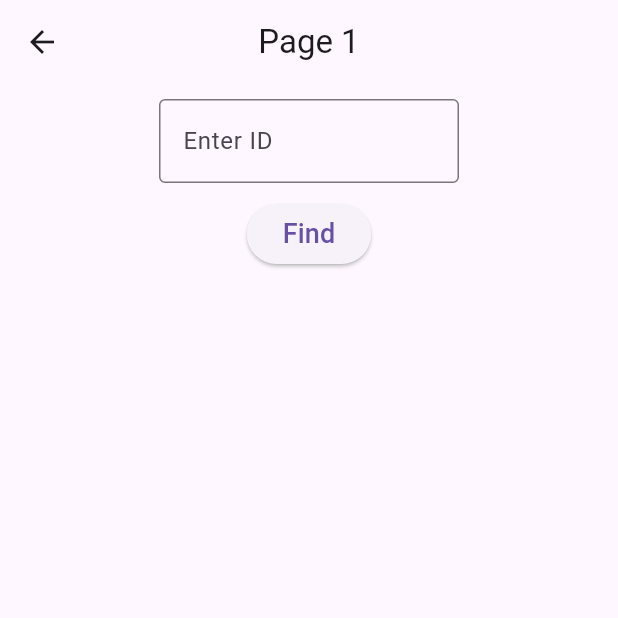
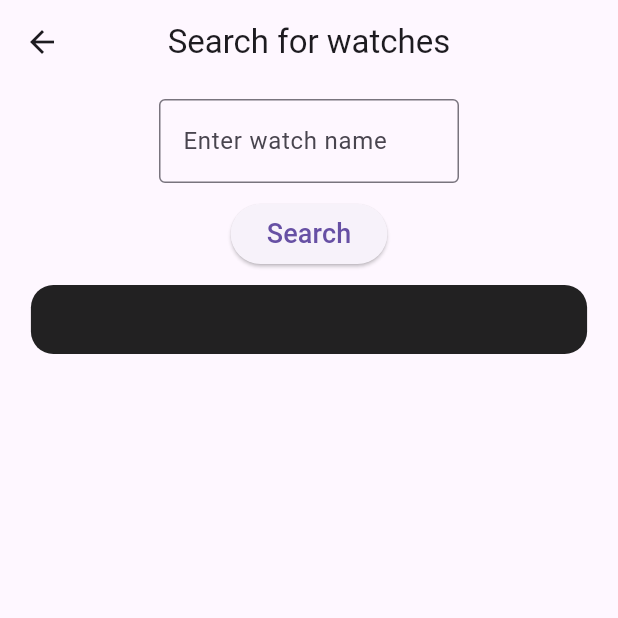
Before and after one commit to RidaIsmail03/Watch-app, a Flutter app: the Search screen opened directly, on a phone screen of 412 x 824 dp, the top half of it. Run offline on Flutter 3.47's test engine with Material 3 defaults, Android fonts, the phone set to English and light mode, and no system bars; network calls fail.

Commit message:
Update search.dart

```diff
--- a/lib/search.dart
+++ b/lib/search.dart
@@ -9,13 +9,13 @@ class Search extends StatefulWidget {
 }
 
 class _SearchState extends State<Search> {
-  // controller to store product pid
-  final TextEditingController _controllerID = TextEditingController();
-  String _text = ''; // displays product info or error message
+
+  final TextEditingController _controllerName = TextEditingController();
+  String _text = '';
 
   @override
   void dispose() {
-    _controllerID.dispose();
+    _controllerName.dispose();
     super.dispose();
   }
 
@@ -29,36 +29,58 @@ class _SearchState extends State<Search> {
   // called when user clicks on the find button
   void getProduct() {
     try {
-      int pid = int.parse(_controllerID.text);
-      searchProduct(update, pid); // search asynchronously for product record
-    }
-    catch(e) {
-      ScaffoldMessenger.of(context).showSnackBar(const SnackBar(content: Text('wrong arguments')));
+      String name = _controllerName.text;
+      searchProduct(update, name); // search asynchronously for product record
+    } catch (e) {
+      ScaffoldMessenger.of(context)
+          .showSnackBar(const SnackBar(content: Text('wrong arguments')));
     }
   }
 
   @override
   Widget build(BuildContext context) {
+    double width = MediaQuery.of(context).size.width;
     return Scaffold(
         appBar: AppBar(
-        title: const Text('Page 1'),
+          title: const Text('Search for watches'),
           centerTitle: true,
         ),
-      body: Center(child: Column(children: [
+        body: Center(
+          child: Column(
+            children: [
               const SizedBox(height: 10),
-        SizedBox(width: 200, child: TextField(controller: _controllerID, keyboardType: TextInputType.number,
-            decoration: const InputDecoration(border: OutlineInputBorder(), hintText: 'Enter ID'))),
+              SizedBox(
+                  width: 200,
+                  child: TextField(
+                      controller: _controllerName,
+                      decoration: const InputDecoration(border: OutlineInputBorder(), hintText: 'Enter watch name')
+                  )
+              ),
               const SizedBox(height: 10),
-        ElevatedButton(onPressed: getProduct,
-            child: const Text('Find', style: TextStyle(fontSize: 18))),
+              ElevatedButton(
+                  onPressed: getProduct,
+                  child: const Text('Search', style: TextStyle(fontSize: 18))),
               const SizedBox(height: 10),
-        Center(child: SizedBox(width: 200, child: Flexible(child: Text(_text,
-            style: const TextStyle(fontSize: 18))))),
+              Center(
+                  child: Container(
+                      decoration: BoxDecoration(borderRadius: BorderRadius.circular(15), color: Colors.black87),
+                      padding: const EdgeInsets.all(5),
+                      width: width * 0.9,
+                      child: Row(
+                          mainAxisAlignment: MainAxisAlignment.spaceBetween,
+                          children: [
+                            const SizedBox(height: 15,),
+                            Column(
+                              children: [
+                                Text(_text, style: const TextStyle(color: Colors.white, fontSize: 25),),
                               ],
-
                             ),
-
+                          ])
+                      )
+              )
+            ],
           ),
+        )
     );
   }
 }
```
Lines whose indentation alone changed are shown as unchanged.
